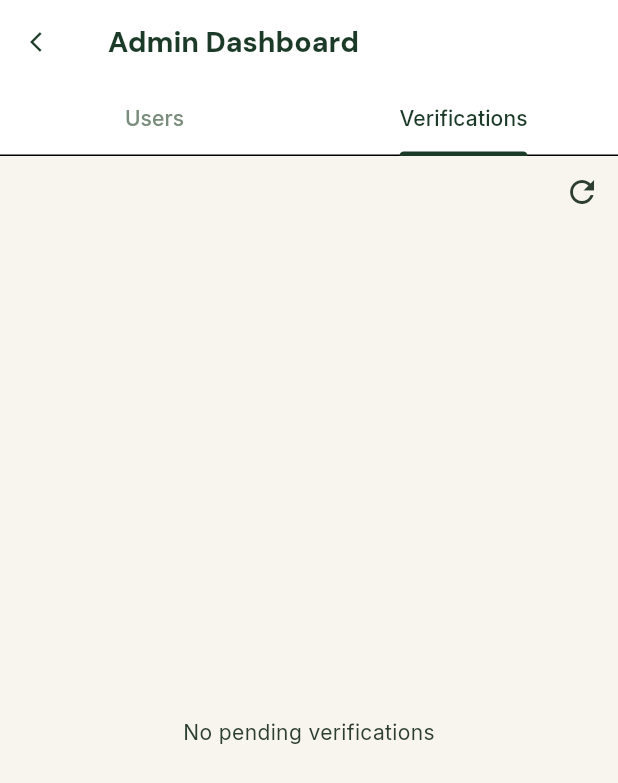
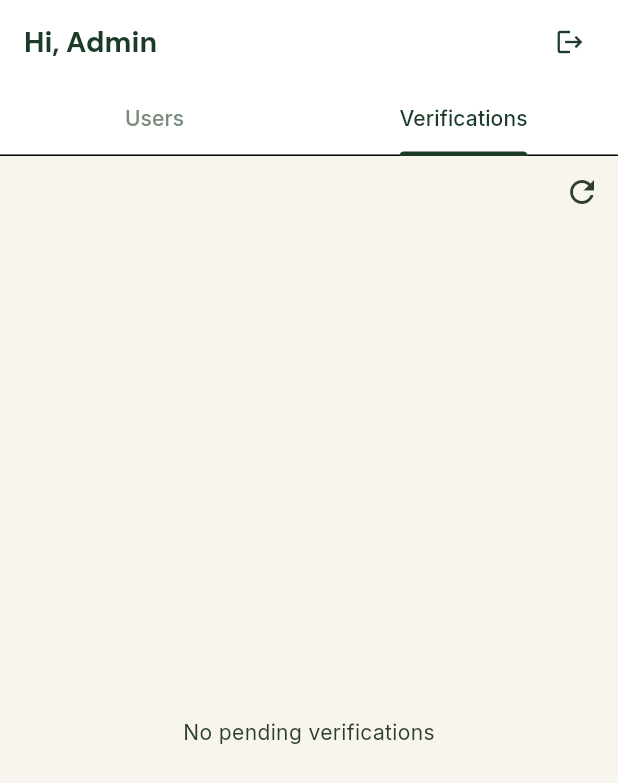
Before and after one commit to jpmasangkay/heartconnect-mobile, a Flutter app: the AdminDashboardScreen screen opened by its route, tab 2 chosen, on a phone screen of 412 x 824 dp. Shown: the top 783 px of the screen. Run offline on Flutter 3.47's test engine with Material 3 defaults, Android fonts, the phone set to English and light mode, and no system bars; our stand-ins replace cached_network_image, dio, file_picker, flutter_local_notifications, flutter_riverpod, flutter_secure_storage and 5 more; accounts and stored records are empty; network calls fail.

Commit message:
feat: implement admin dashboard and configure role-based routing in app router

```diff
--- a/lib/screens/admin_dashboard_screen.dart
+++ b/lib/screens/admin_dashboard_screen.dart
@@ -1,8 +1,10 @@
 import 'package:flutter/material.dart';
+import 'package:flutter/services.dart';
 import 'package:flutter_riverpod/flutter_riverpod.dart';
 import 'package:url_launcher/url_launcher.dart';
 import 'package:cached_network_image/cached_network_image.dart';
 import 'package:go_router/go_router.dart';
+import '../providers/auth_provider.dart';
 import '../services/admin_service.dart';
 import '../theme/app_theme.dart';
 
@@ -28,23 +30,35 @@ class _AdminDashboardScreenState extends ConsumerState<AdminDashboardScreen> wit
     super.dispose();
   }
 
+  Future<void> _logout() async {
+    await ref.read(authProvider.notifier).logout();
+    if (mounted) context.go('/');
+  }
+
   @override
   Widget build(BuildContext context) {
-    return Scaffold(
+    final user = ref.watch(authProvider).user;
+    final firstName = user?.name.split(' ').first ?? 'Admin';
+
+    return PopScope(
+      canPop: false,
+      onPopInvokedWithResult: (didPop, _) {
+        if (!didPop) SystemNavigator.pop();
+      },
+      child: Scaffold(
         backgroundColor: AppColors.background,
         appBar: AppBar(
-        title: const Text('Admin Dashboard'),
+          title: Text('Hi, $firstName'),
+          automaticallyImplyLeading: false,
           backgroundColor: Colors.white,
-        leading: IconButton(
-          icon: const Icon(Icons.arrow_back_ios, size: 16),
-          onPressed: () {
-            if (context.canPop()) {
-              context.pop();
-            } else {
-              context.go('/profile');
-            }
-          },
+          actions: [
+            IconButton(
+              icon: const Icon(Icons.logout, size: 20),
+              tooltip: 'Sign out',
+              onPressed: _logout,
             ),
+            const SizedBox(width: 8),
+          ],
           bottom: TabBar(
             controller: _tabCtrl,
             labelColor: AppColors.navy,
@@ -62,6 +76,7 @@ class _AdminDashboardScreenState extends ConsumerState<AdminDashboardScreen> wit
             _UsersTab(),
             _VerificationsTab(),
           ],
+        ),
       ),
     );
   }
--- a/lib/screens/login_screen.dart
+++ b/lib/screens/login_screen.dart
@@ -99,12 +99,14 @@ class _LoginScreenState extends ConsumerState<LoginScreen> {
           ),
         );
         if (result == true && mounted) {
-          context.go('/dashboard');
+          final authAfter2FA = ref.read(authProvider);
+          context.go(authAfter2FA.user?.role == 'admin' ? '/admin' : '/dashboard');
         }
         return;
       }
 
-      context.go('/dashboard');
+      final authAfterLogin = ref.read(authProvider);
+      context.go(authAfterLogin.user?.role == 'admin' ? '/admin' : '/dashboard');
     } catch (e) {
       if (!mounted) return;
       _failedAttempts++;
```
Also changed, not shown: lib/router/app_router.dart (+22 -1 lines). Lines whose indentation alone changed are shown as unchanged.
